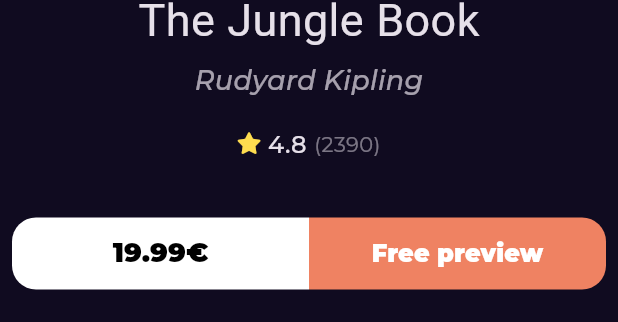
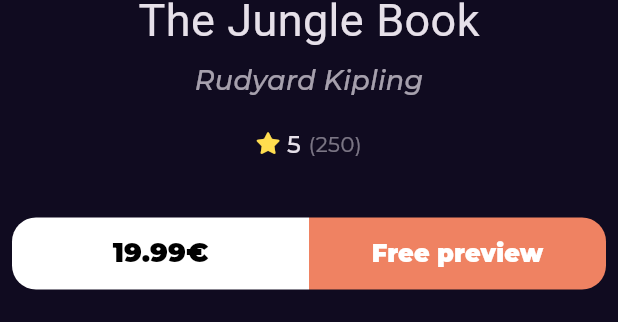
Before and after one commit to ahmedashraf-hub/Bookly-App, a Flutter app: the BookDetailsSection widget shown alone on an empty page, opened directly, on a phone screen of 412 x 824 dp. Shown: the part 647-969 px from the top of the screen. Run offline on Flutter 3.47's test engine with Material 3 defaults, Android fonts, the phone set to English and light mode, and no system bars; drawn by our look-alikes of cached_network_image; our stand-ins replace bloc, dartz, dio, equatable, flutter_bloc, font_awesome_flutter and 3 more; network calls fail.

Commit message:
display newest books list view data

```diff
--- a/lib/features/home/data/models/book_model/book_model.dart
+++ b/lib/features/home/data/models/book_model/book_model.dart
@@ -48,7 +48,7 @@ class BookModel extends Equatable {
     'id': id,
     'etag': etag,
     'selfLink': selfLink,
-    'volumeInfo': volumeInfo?.toJson(),
+    'volumeInfo': volumeInfo.toJson(),
     'saleInfo': saleInfo?.toJson(),
     'accessInfo': accessInfo?.toJson(),
     'searchInfo': searchInfo?.toJson(),
--- a/lib/features/home/data/models/book_model/volume_info.dart
+++ b/lib/features/home/data/models/book_model/volume_info.dart
@@ -93,7 +93,7 @@ class VolumeInfo extends Equatable {
     'allowAnonLogging': allowAnonLogging,
     'contentVersion': contentVersion,
     'panelizationSummary': panelizationSummary?.toJson(),
-    'imageLinks': imageLinks?.toJson(),
+    'imageLinks': imageLinks.toJson(),
     'language': language,
     'previewLink': previewLink,
     'infoLink': infoLink,
--- a/lib/features/home/presentation/manager/featured_books_books/featured_books_cubit.dart
+++ b/lib/features/home/presentation/manager/featured_books_books/featured_books_cubit.dart
@@ -1,3 +1,4 @@
+// ignore: depend_on_referenced_packages
 import 'package:bloc/bloc.dart';
 import 'package:bookly/features/home/data/models/book_model/book_model.dart';
 import 'package:bookly/features/home/data/models/repo/home_repo.dart';
--- a/lib/features/home/presentation/manager/newset_books_cubit/newset_books_cubit.dart
+++ b/lib/features/home/presentation/manager/newset_books_cubit/newset_books_cubit.dart
@@ -1,3 +1,4 @@
+// ignore: depend_on_referenced_packages
 import 'package:bloc/bloc.dart';
 import 'package:bookly/features/home/data/models/book_model/book_model.dart';
 import 'package:bookly/features/home/data/models/repo/home_repo.dart';
--- a/lib/features/home/presentation/views/widgets/book_details_section.dart
+++ b/lib/features/home/presentation/views/widgets/book_details_section.dart
@@ -33,7 +33,11 @@ class BookDetailsSection extends StatelessWidget {
           ),
         ),
         const SizedBox(height: 18),
-        BookRating(mainAxisAlignment: MainAxisAlignment.center),
+        BookRating(
+          mainAxisAlignment: MainAxisAlignment.center,
+          rating: '5',
+          count: 250,
+        ),
         const SizedBox(height: 37),
         const BooksAction(),
       ],
--- a/lib/features/home/presentation/views/widgets/book_rating.dart
+++ b/lib/features/home/presentation/views/widgets/book_rating.dart
@@ -6,9 +6,14 @@ class BookRating extends StatelessWidget {
   const BookRating({
     super.key,
     this.mainAxisAlignment = MainAxisAlignment.start,
+    required this.rating,
+    required this.count,
   });
 
   final MainAxisAlignment mainAxisAlignment;
+  final String rating;
+  final int count;
+
   @override
   Widget build(BuildContext context) {
     return Row(
@@ -20,9 +25,12 @@ class BookRating extends StatelessWidget {
           color: Color(0XFFFFDD4F),
         ),
         const SizedBox(width: 6.3),
-        Text('4.8', style: Styles.textStyle16),
+        Text(rating.toString(), style: Styles.textStyle16),
         const SizedBox(width: 5),
-        Opacity(opacity: 0.5, child: Text('(2390)', style: Styles.textStyle14)),
+        Opacity(
+          opacity: 0.5,
+          child: Text('($count)', style: Styles.textStyle14),
+        ),
       ],
     );
   }
--- a/lib/features/home/presentation/views/widgets/similar_books_section.dart
+++ b/lib/features/home/presentation/views/widgets/similar_books_section.dart
@@ -15,7 +15,7 @@ class SimilarBooksSection extends StatelessWidget {
           style: Styles.textStyle14.copyWith(fontWeight: FontWeight.w600),
         ),
         const SizedBox(height: 16),
-        SimilarBooksListView(),
+        const SimilarBooksListView(),
       ],
     );
   }
--- a/lib/features/search/presentation/views/widgets/custom_search_text_field.dart
+++ b/lib/features/search/presentation/views/widgets/custom_search_text_field.dart
@@ -1,4 +1,3 @@
-import 'package:bookly/features/home/presentation/views/widgets/book_list_view_item.dart';
 import 'package:flutter/material.dart';
 import 'package:font_awesome_flutter/font_awesome_flutter.dart';
 
@@ -36,6 +35,7 @@ class SearchResultListView extends StatelessWidget {
 
   @override
   Widget build(BuildContext context) {
-    return BookListViewItem();
+    return Text('data');
+    //  BestSellerListView();
   }
 }
--- a/lib/main.dart
+++ b/lib/main.dart
@@ -26,7 +26,8 @@ class Bookly extends StatelessWidget {
                 ..fetchFeaturedBooks(),
         ),
         BlocProvider(
-          create: (context) => NewsetBooksCubit(getIt.get<HomeRepoImpl>()),
+          create: (context) =>
+              NewsetBooksCubit(getIt.get<HomeRepoImpl>())..fetchNewsBooks(),
         ),
       ],
       child: MaterialApp.router(
```
Also changed, not shown: lib/features/home/presentation/views/widgets/best_seller_list_view.dart (added, +35 -0 lines), lib/features/home/presentation/views/widgets/book_list_view_item.dart (deleted, +0 -20 lines), lib/features/home/presentation/views/widgets/books_list_view_item.dart (renamed from lib/features/home/presentation/views/widgets/best_seller_list_view_item.dart, +14 -18 lines), lib/features/home/presentation/views/widgets/home_view_body.dart (+4 -3 lines).
